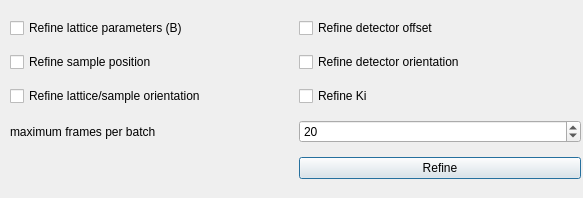
k61n/openhkl, file apps/nsxqt/ui/DialogRefineUnitCell.ui: the form before one commit.
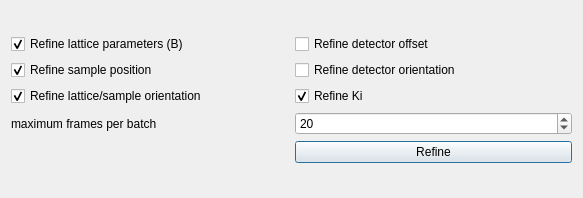
The form after the commit.

Commit message: Bug fixes in DialogPredictPeaks Added beter default value for some dialogs

```diff
--- a/apps/nsxqt/ui/DialogRefineUnitCell.ui
+++ b/apps/nsxqt/ui/DialogRefineUnitCell.ui
@@ -16,45 +16,71 @@
   <property name="styleSheet">
    <string notr="true"/>
   </property>
-  <widget class="QWidget" name="gridLayoutWidget">
-   <property name="geometry">
-    <rect>
-     <x>10</x>
-     <y>10</y>
-     <width>571</width>
-     <height>181</height>
-    </rect>
-   </property>
+  <layout class="QGridLayout" name="gridLayout_2">
+   <item row="0" column="0">
    <layout class="QGridLayout" name="gridLayout">
-    <item row="3" column="1">
-     <widget class="QCheckBox" name="checkBoxRefineSamplePosition">
+     <item row="0" column="0">
+      <widget class="QCheckBox" name="checkBoxRefineLattice">
       <property name="text">
-       <string>Refine sample position</string>
-      </property>
-     </widget>
-    </item>
-    <item row="6" column="2">
-     <widget class="QPushButton" name="pushButtonRefine">
-      <property name="text">
-       <string>Refine</string>
+        <string>Refine lattice parameters (B)</string>
+       </property>
+       <property name="checked">
+        <bool>true</bool>
       </property>
      </widget>
     </item>
-    <item row="5" column="1">
-     <widget class="QLabel" name="label">
+     <item row="0" column="1">
+      <widget class="QCheckBox" name="checkBoxRefineDetectorOffset">
       <property name="text">
-       <string>maximum frames per batch</string>
+        <string>Refine detector offset</string>
       </property>
      </widget>
     </item>
-    <item row="4" column="2">
+     <item row="2" column="1">
      <widget class="QCheckBox" name="checkBoxRefineKi">
       <property name="text">
        <string>Refine Ki</string>
       </property>
-     </widget>
-    </item>
-    <item row="5" column="2">
+       <property name="checked">
+        <bool>true</bool>
+       </property>
+      </widget>
+     </item>
+     <item row="1" column="1">
+      <widget class="QCheckBox" name="checkBoxRefineDetectorOrientation">
+       <property name="text">
+        <string>Refine detector orientation</string>
+       </property>
+      </widget>
+     </item>
+     <item row="3" column="0">
+      <widget class="QLabel" name="label">
+       <property name="text">
+        <string>maximum frames per batch</string>
+       </property>
+      </widget>
+     </item>
+     <item row="1" column="0">
+      <widget class="QCheckBox" name="checkBoxRefineSamplePosition">
+       <property name="text">
+        <string>Refine sample position</string>
+       </property>
+       <property name="checked">
+        <bool>true</bool>
+       </property>
+      </widget>
+     </item>
+     <item row="2" column="0">
+      <widget class="QCheckBox" name="checkBoxRefineSampleOrientation">
+       <property name="text">
+        <string>Refine lattice/sample orientation</string>
+       </property>
+       <property name="checked">
+        <bool>true</bool>
+       </property>
+      </widget>
+     </item>
+     <item row="3" column="1">
      <widget class="QSpinBox" name="spinBoxFramesPerBatch">
       <property name="minimum">
        <number>1</number>
@@ -67,36 +93,16 @@
       </property>
      </widget>
     </item>
-    <item row="3" column="2">
-     <widget class="QCheckBox" name="checkBoxRefineDetectorOrientation">
-      <property name="text">
-       <string>Refine detector orientation</string>
-      </property>
-     </widget>
-    </item>
     <item row="4" column="1">
-     <widget class="QCheckBox" name="checkBoxRefineSampleOrientation">
+      <widget class="QPushButton" name="pushButtonRefine">
       <property name="text">
-       <string>Refine lattice/sample orientation</string>
+        <string>Refine</string>
       </property>
      </widget>
     </item>
-    <item row="1" column="1">
-     <widget class="QCheckBox" name="checkBoxRefineLattice">
-      <property name="text">
-       <string>Refine lattice parameters (B)</string>
-      </property>
-     </widget>
-    </item>
-    <item row="1" column="2">
-     <widget class="QCheckBox" name="checkBoxRefineDetectorOffset">
-      <property name="text">
-       <string>Refine detector offset</string>
-      </property>
-     </widget>
-    </item>
-   </layout>
-  </widget>
+    </layout>
+   </item>
+  </layout>
  </widget>
  <resources/>
  <connections/>
```
Lines whose indentation alone changed are shown as unchanged. The commit also changes 4 other files.
